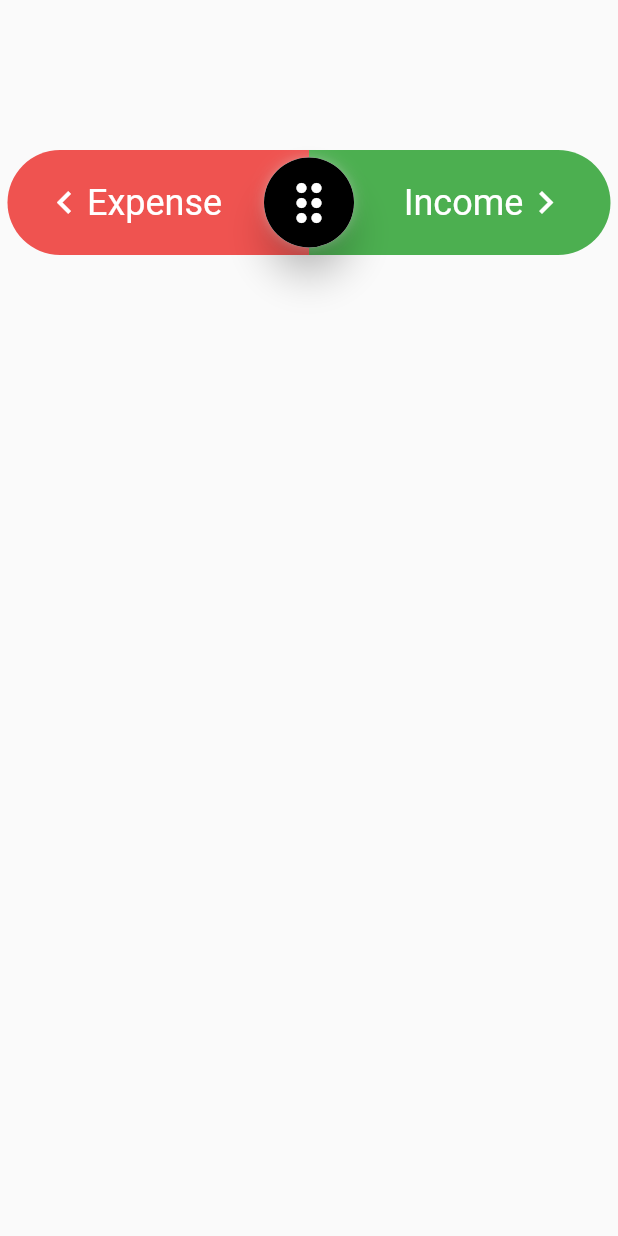
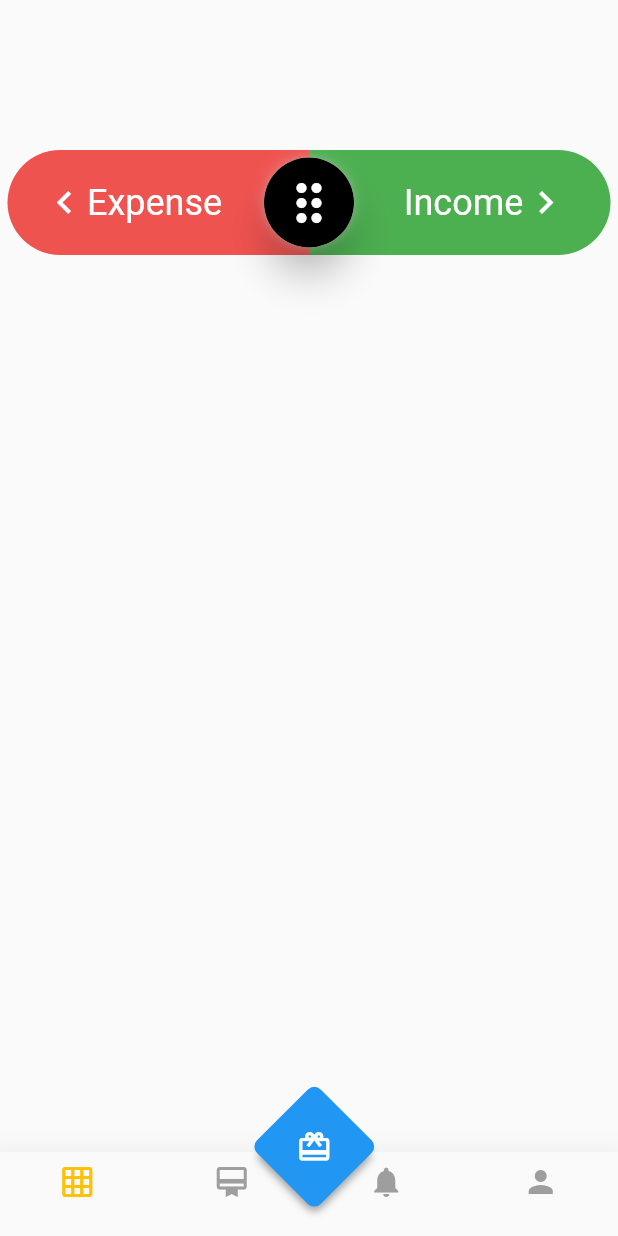
Before and after one commit to aman1210/FlutterExpenseTracker, a Flutter app: the screen it shows after launch, on a phone screen of 412 x 824 dp. Run offline on Flutter 3.47's test engine with Material 2 defaults, Android fonts, the phone set to English and light mode, and no system bars.

Commit message:
adding basic bottom navBar

```diff
--- a/lib/screens/homepage.dart
+++ b/lib/screens/homepage.dart
@@ -1,3 +1,5 @@
+import 'dart:math' as math;
+
 import 'package:flutter/material.dart';
 import 'package:expenseTracker/widgets/dragContainer.dart';
 
@@ -11,6 +13,47 @@ class MyHomePage extends StatelessWidget {
         height: 70,
         child: DragContainer(size),
       ),
+      bottomNavigationBar: BottomNavigationBar(
+        elevation: 20,
+        items: [
+          BottomNavigationBarItem(icon: Icon(Icons.grid_on), label: ''),
+          BottomNavigationBarItem(icon: Icon(Icons.card_membership), label: ''),
+          BottomNavigationBarItem(icon: Icon(Icons.notifications), label: ''),
+          BottomNavigationBarItem(icon: Icon(Icons.person), label: ''),
+        ],
+        currentIndex: 0,
+        unselectedIconTheme: IconThemeData(color: Colors.grey),
+        selectedIconTheme: IconThemeData(color: Colors.amber),
+        type: BottomNavigationBarType.fixed,
+      ),
+      floatingActionButton: Transform.rotate(
+        angle: math.pi / 4,
+        child: Container(
+          margin: EdgeInsets.only(bottom: 10),
+          height: 60,
+          width: 60,
+          decoration: BoxDecoration(
+            color: Theme.of(context).primaryColor,
+            borderRadius: BorderRadius.circular(6),
+            boxShadow: [
+              BoxShadow(
+                color: Colors.black38,
+                offset: Offset(4, 4),
+                spreadRadius: -2,
+                blurRadius: 4,
+              ),
+            ],
+          ),
+          child: Transform.rotate(
+            angle: -math.pi / 4,
+            child: Icon(
+              Icons.card_giftcard,
+              color: Colors.white,
+            ),
+          ),
+        ),
+      ),
+      floatingActionButtonLocation: FloatingActionButtonLocation.centerDocked,
     );
   }
 }
--- a/lib/widgets/dragContainer.dart
+++ b/lib/widgets/dragContainer.dart
@@ -1,10 +1,8 @@
-import 'dart:ffi';
-
 import 'package:flutter/material.dart';
 import 'package:expenseTracker/widgets/draggableCard.dart';
 
 class DragContainer extends StatefulWidget {
-  Size size;
+  final Size size;
   DragContainer(this.size);
 
   @override
--- a/lib/widgets/draggableCard.dart
+++ b/lib/widgets/draggableCard.dart
@@ -43,6 +43,18 @@ class _DraggableCardState extends State<DraggableCard>
     super.dispose();
   }
 
+  void openBottomSheet(var string, BuildContext context) {
+    showModalBottomSheet(
+      context: context,
+      builder: (context) {
+        return Container(
+          height: 400,
+          child: Center(child: Text(string)),
+        );
+      },
+    );
+  }
+
   @override
   Widget build(BuildContext context) {
     var size = MediaQuery.of(context).size;
@@ -56,8 +68,13 @@ class _DraggableCardState extends State<DraggableCard>
         });
       },
       onPanEnd: (details) {
-        print(_alignment.x);
         _runAnimation();
+        if (_alignment.x < -0.5) {
+          openBottomSheet('expense', context);
+        }
+        if (_alignment.x > 0.5) {
+          openBottomSheet('income', context);
+        }
       },
       child: Align(
         alignment: _alignment,
```
